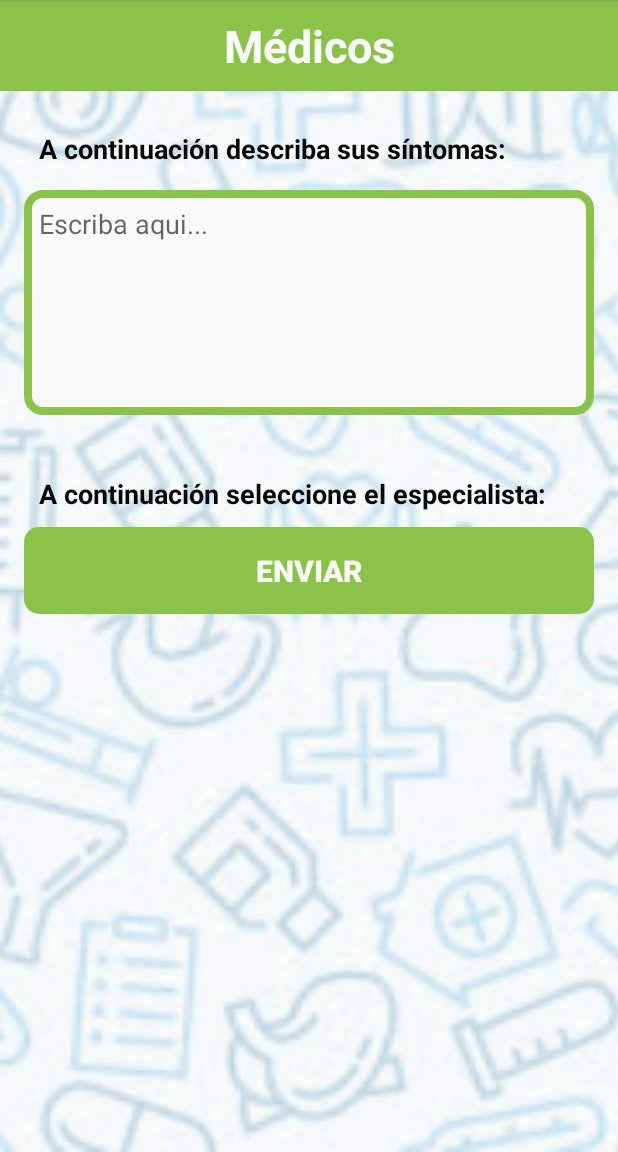
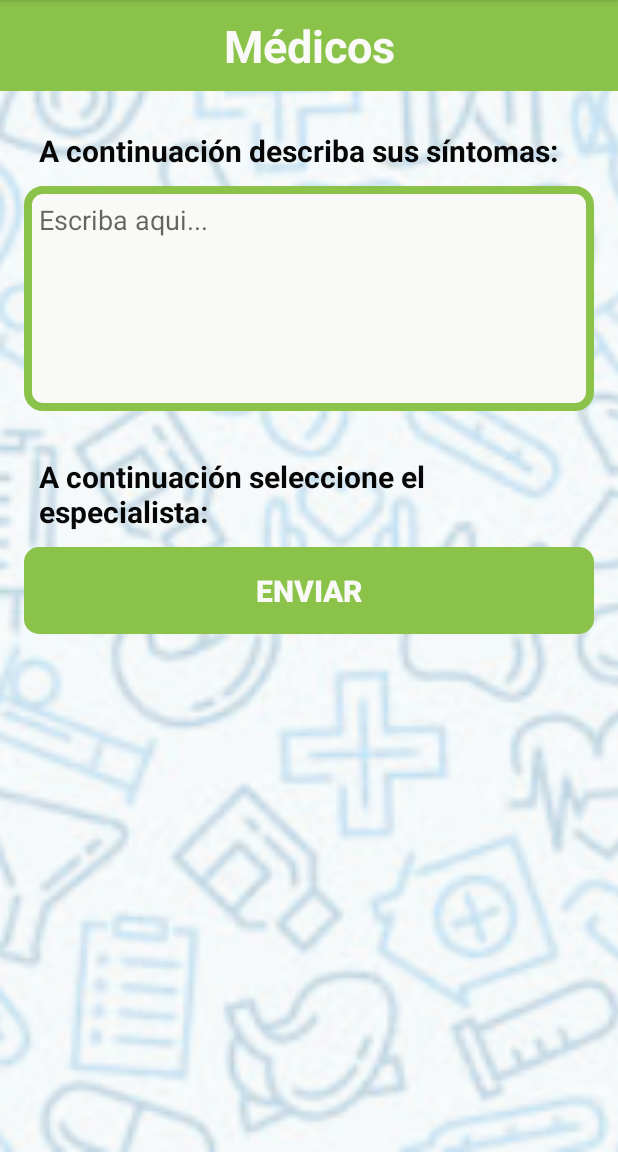
Before and after one commit to NicoDupleich2704/Proyecto1, an Android app: the acivityDoctores screen opened directly, with no data from a screen before it, on a phone screen of 412 x 824 dp, the part 84-1236 px from its top. Run offline under Robolectric (Android 15) with nearby library versions, the phone set to English and light mode, and no system bars; 2 statements that could not run were skipped.

Commit message:
Medicos layout 2.0

```diff
--- a/app/src/main/res/layout/activity_acivity_doctores.xml
+++ b/app/src/main/res/layout/activity_acivity_doctores.xml
@@ -32,44 +32,39 @@
             android:layout_width="match_parent"
             android:layout_height="match_parent"
             android:orientation="vertical"
-            android:gravity="center_horizontal"
-            android:layout_margin="16dp">
+            android:gravity="start"
+            android:padding="16dp">
 
 
             <TextView
-
                 android:layout_width="match_parent"
                 android:layout_height="wrap_content"
                 android:text="@string/TXT_Sintomas"
+                android:textColor="@color/colorNegro"
+                android:textSize="20sp"
+                android:textStyle="bold"
                 android:gravity="start"
-                android:textSize="18sp"
-                android:textStyle="bold"
-                android:textColor="@color/colorNegro"
-                android:padding="10dp"/>
+                android:layout_margin="10dp"/>
 
             <EditText
-
                 android:layout_width="match_parent"
                 android:layout_height="150dp"
                 android:hint="@string/DescrippcionSintomas"
                 android:inputType="text"
+                android:layout_marginBottom="20dp"
                 android:gravity="start"
-                android:layout_marginTop="5dp"
                 android:background="@drawable/background_sintomas"
                 android:padding="10dp"/>
 
             <TextView
-
                 android:layout_width="match_parent"
                 android:layout_height="wrap_content"
                 android:text="@string/SeleccioneEspecialidad"
+                android:textColor="@color/colorNegro"
+                android:textSize="20sp"
+                android:textStyle="bold"
                 android:gravity="start"
-                android:textSize="18sp"
-                android:textStyle="bold"
-                android:textColor="@color/colorNegro"
-                android:padding="10dp"
-                android:layout_marginTop="30dp"/>
-
+                android:layout_margin="10dp"/>
 
             <Button
                 android:id="@+id/boton_enviar"
@@ -82,8 +77,8 @@
                 android:textColor="@color/colorBlanco"
                 android:textStyle="bold"/>
 
+
         </LinearLayout>
-
 
 
     </LinearLayout>
```
